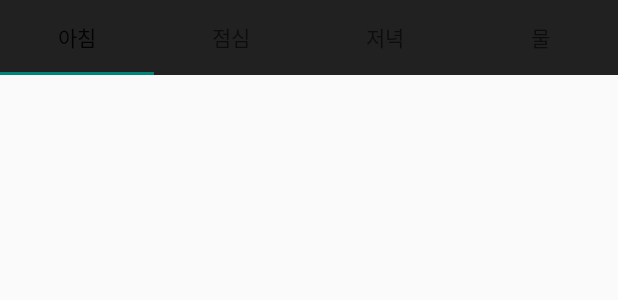
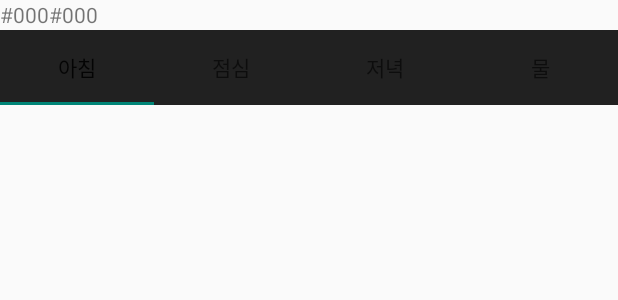
Before and after one commit to Jihye817/CalenderEx, an Android app: the layout cal_all.xml on its own in the app's theme, with its tools: preview values and no code run, on a phone screen of 412 x 824 dp. Shown: the top 300 px of the screen. Run offline under Robolectric (Android 15) with nearby library versions, the phone set to English and light mode, and no system bars.

Commit message:
11/15 달력 날짜 넘기기

```diff
--- a/app/src/main/AndroidManifest.xml
+++ b/app/src/main/AndroidManifest.xml
@@ -16,6 +16,7 @@
                 <category android:name="android.intent.category.LAUNCHER" />
             </intent-filter>
         </activity>
+        <activity android:name=".CalAll"></activity>
         <activity android:name=".EatInput" />
         <activity android:name=".EatDet"></activity>
     </application>
--- a/app/src/main/res/layout/activity_main.xml
+++ b/app/src/main/res/layout/activity_main.xml
@@ -8,7 +8,7 @@
     tools:context=".MainActivity">
 
     <CalendarView
-        android:id="@+id/calendarView2"
+        android:id="@+id/calendarView"
         android:layout_width="wrap_content"
         android:layout_height="wrap_content"
         android:layout_marginStart="17dp"
--- a/app/src/main/res/layout/cal_all.xml
+++ b/app/src/main/res/layout/cal_all.xml
@@ -4,6 +4,37 @@
     xmlns:tools="http://schemas.android.com/tools"
     android:layout_width="match_parent"
     android:layout_height="match_parent">
+
+
+    <LinearLayout
+        android:layout_width="match_parent"
+        android:layout_height="match_parent"
+        android:orientation="vertical">
+
+        <LinearLayout
+            android:layout_width="match_parent"
+            android:layout_height="20dp"
+            android:orientation="horizontal">
+
+            <TextView
+                android:id="@+id/monthee"
+                android:layout_width="wrap_content"
+                android:layout_height="wrap_content"
+                android:text="TextView"
+                tools:text="#000" />
+
+            <TextView
+                android:id="@+id/datee"
+                android:layout_width="wrap_content"
+                android:layout_height="wrap_content"
+                android:text="TextView"
+                tools:text="#000" />
+        </LinearLayout>
+
+        <LinearLayout
+            android:layout_width="match_parent"
+            android:layout_height="match_parent"
+            android:orientation="horizontal">
 
             <android.support.v7.widget.Toolbar
                 android:id="@+id/toolbar"
@@ -12,16 +43,20 @@
                 android:layout_alignParentTop="true"
                 android:background="?attr/colorPrimary"
                 android:minHeight="?attr/actionBarSize"
-        android:theme="@style/ThemeOverlay.AppCompat.Dark.ActionBar"
-        />
+                android:theme="@style/ThemeOverlay.AppCompat.Dark.ActionBar" />
+        </LinearLayout>
+
+    </LinearLayout>
 
     <android.support.design.widget.TabLayout
         android:id="@+id/tabLayout"
         android:layout_width="0dp"
         android:layout_height="50dp"
+        android:layout_marginTop="20dp"
         app:layout_constraintEnd_toEndOf="parent"
         app:layout_constraintStart_toStartOf="parent"
         app:layout_constraintTop_toTopOf="parent">
+
 
         <android.support.design.widget.TabItem
             android:layout_width="wrap_content"
```
Also changed, not shown: app/src/main/java/com/example/stell/calenderex/CalAll.java (added, +41 -0 lines), app/src/main/java/com/example/stell/calenderex/MainActivity.java (+33 -10 lines). Lines whose indentation alone changed are shown as unchanged.
